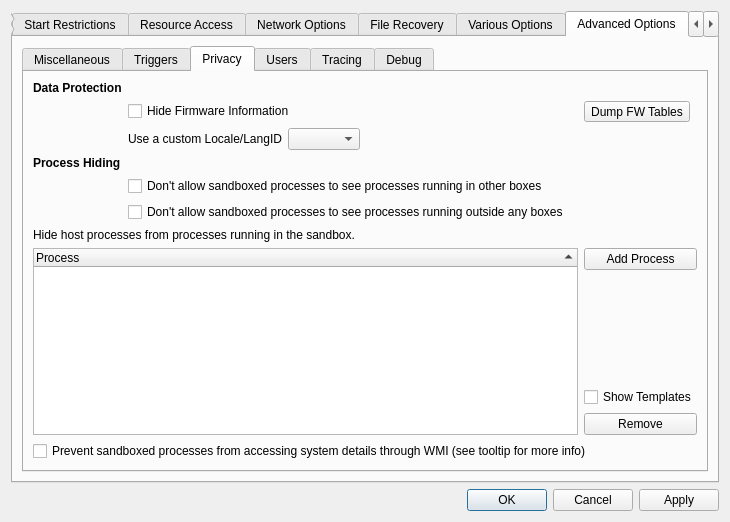
Above: SandboxiePlus/SandMan/Forms/OptionsWindow.ui from sandboxie-plus/Sandboxie before the change. Below: the same form after it.
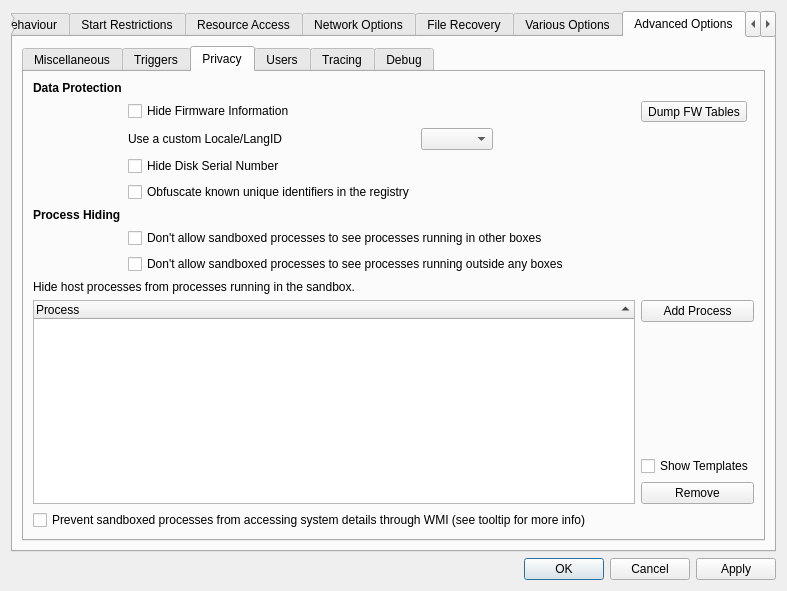
That is the form after the change. The open tabs and pages were chosen to show the change.

```diff
--- a/SandboxiePlus/SandMan/Forms/OptionsWindow.ui
+++ b/SandboxiePlus/SandMan/Forms/OptionsWindow.ui
@@ -6,8 +6,8 @@
    <rect>
     <x>0</x>
     <y>0</y>
-    <width>674</width>
-    <height>475</height>
+    <width>787</width>
+    <height>575</height>
    </rect>
   </property>
   <property name="sizePolicy">
@@ -45,7 +45,7 @@
         <enum>QTabWidget::North</enum>
        </property>
        <property name="currentIndex">
-        <number>1</number>
+        <number>10</number>
        </property>
        <widget class="QWidget" name="tabGeneral">
         <attribute name="title">
@@ -4767,7 +4767,21 @@
              <string>Privacy</string>
             </attribute>
             <layout class="QGridLayout" name="gridLayout_29">
-             <item row="1" column="1" colspan="3">
+             <item row="0" column="0">
+              <widget class="QLabel" name="lblPrivacyProtection">
+               <property name="font">
+                <font>
+                 <weight>75</weight>
+                 <bold>true</bold>
+                 <kerning>true</kerning>
+                </font>
+               </property>
+               <property name="text">
+                <string>Data Protection</string>
+               </property>
+              </widget>
+             </item>
+             <item row="1" column="1" colspan="2">
               <widget class="QCheckBox" name="chkHideFirmware">
                <property name="toolTip">
                 <string/>
@@ -4777,16 +4791,26 @@
                </property>
               </widget>
              </item>
-             <item row="7" column="0" colspan="4">
-              <widget class="QLabel" name="label_24">
+             <item row="1" column="4">
+              <widget class="QToolButton" name="btnDumpFW">
+               <property name="toolTip">
+                <string>Dump the current Firmware Tables to HKCU\System\SbieCustom</string>
+               </property>
                <property name="text">
-                <string>Hide host processes from processes running in the sandbox.</string>
+                <string>Dump FW Tables</string>
                </property>
-               <property name="wordWrap">
-                <bool>true</bool>
+              </widget>
+             </item>
+             <item row="2" column="1">
+              <widget class="QLabel" name="label_72">
+               <property name="text">
+                <string>Use a custom Locale/LangID</string>
                </property>
               </widget>
              </item>
+             <item row="2" column="2">
+              <widget class="QComboBox" name="cmbLangID"/>
+             </item>
              <item row="2" column="3">
               <spacer name="horizontalSpacer_24">
                <property name="orientation">
@@ -4800,41 +4824,21 @@
                </property>
               </spacer>
              </item>
-             <item row="12" column="0" colspan="5">
-              <widget class="QCheckBox" name="chkBlockWMI">
-               <property name="toolTip">
-                <string>Some programs read system details through WMI (a Windows built-in database) instead of normal ways. For example, &quot;tasklist.exe&quot; could get full processes list through accessing WMI, even if &quot;HideOtherBoxes&quot; is used. Enable this option to stop this behaviour.</string>
-               </property>
+             <item row="3" column="1">
+              <widget class="QCheckBox" name="chkHideSerial">
                <property name="text">
-                <string>Prevent sandboxed processes from accessing system details through WMI (see tooltip for more info)</string>
+                <string>Hide Disk Serial Number</string>
                </property>
               </widget>
              </item>
-             <item row="5" column="1" colspan="3">
-              <widget class="QCheckBox" name="chkHideNonSystemProcesses">
+             <item row="4" column="1">
+              <widget class="QCheckBox" name="chkHideUID">
                <property name="text">
-                <string>Don't allow sandboxed processes to see processes running outside any boxes</string>
+                <string>Obfuscate known unique identifiers in the registry</string>
                </property>
               </widget>
              </item>
-             <item row="8" column="0" rowspan="4" colspan="4">
-              <widget class="QTreeWidget" name="treeHideProc">
-               <property name="sortingEnabled">
-                <bool>true</bool>
-               </property>
-               <column>
-                <property name="text">
-                 <string>Process</string>
-                </property>
-               </column>
-               <column>
-                <property name="text">
-                 <string/>
-                </property>
-               </column>
-              </widget>
-             </item>
-             <item row="3" column="0">
+             <item row="5" column="0">
               <widget class="QLabel" name="lblProcessHiding">
                <property name="font">
                 <font>
@@ -4848,52 +4852,38 @@
                </property>
               </widget>
              </item>
-             <item row="8" column="4">
+             <item row="6" column="1" colspan="3">
+              <widget class="QCheckBox" name="chkHideOtherBoxes">
+               <property name="text">
+                <string>Don't allow sandboxed processes to see processes running in other boxes</string>
+               </property>
+              </widget>
+             </item>
+             <item row="7" column="1" colspan="3">
+              <widget class="QCheckBox" name="chkHideNonSystemProcesses">
+               <property name="text">
+                <string>Don't allow sandboxed processes to see processes running outside any boxes</string>
+               </property>
+              </widget>
+             </item>
+             <item row="8" column="0" colspan="4">
+              <widget class="QLabel" name="label_24">
+               <property name="text">
+                <string>Hide host processes from processes running in the sandbox.</string>
+               </property>
+               <property name="wordWrap">
+                <bool>true</bool>
+               </property>
+              </widget>
+             </item>
+             <item row="9" column="4">
               <widget class="QPushButton" name="btnAddProcess">
                <property name="text">
                 <string>Add Process</string>
                </property>
               </widget>
              </item>
-             <item row="2" column="1">
-              <widget class="QLabel" name="label_72">
-               <property name="text">
-                <string>Use a custom Locale/LangID</string>
-               </property>
-              </widget>
-             </item>
-             <item row="11" column="4">
-              <widget class="QPushButton" name="btnDelProcess">
-               <property name="text">
-                <string>Remove</string>
-               </property>
-              </widget>
-             </item>
-             <item row="0" column="0">
-              <widget class="QLabel" name="lblPrivacyProtection">
-               <property name="font">
-                <font>
-                 <weight>75</weight>
-                 <bold>true</bold>
-                 <kerning>true</kerning>
-                </font>
-               </property>
-               <property name="text">
-                <string>Data Protection</string>
-               </property>
-              </widget>
-             </item>
-             <item row="2" column="2">
-              <widget class="QComboBox" name="cmbLangID"/>
-             </item>
              <item row="10" column="4">
-              <widget class="QCheckBox" name="chkShowHiddenProcTmpl">
-               <property name="text">
-                <string>Show Templates</string>
-               </property>
-              </widget>
-             </item>
-             <item row="9" column="4">
               <spacer name="verticalSpacer_16">
                <property name="orientation">
                 <enum>Qt::Vertical</enum>
@@ -4906,23 +4896,53 @@
                </property>
               </spacer>
              </item>
-             <item row="4" column="1" colspan="3">
-              <widget class="QCheckBox" name="chkHideOtherBoxes">
+             <item row="11" column="4">
+              <widget class="QCheckBox" name="chkShowHiddenProcTmpl">
                <property name="text">
-                <string>Don't allow sandboxed processes to see processes running in other boxes</string>
+                <string>Show Templates</string>
                </property>
               </widget>
              </item>
-             <item row="1" column="4">
-              <widget class="QToolButton" name="btnDumpFW">
+             <item row="12" column="4">
+              <widget class="QPushButton" name="btnDelProcess">
+               <property name="text">
+                <string>Remove</string>
+               </property>
+              </widget>
+             </item>
+             <item row="13" column="0" colspan="4">
+              <widget class="QCheckBox" name="chkBlockWMI">
                <property name="toolTip">
-                <string>Dump the current Firmware Tables to HKCU\System\SbieCustom</string>
+                <string>Some programs read system details through WMI (a Windows built-in database) instead of normal ways. For example, &quot;tasklist.exe&quot; could get full processes list through accessing WMI, even if &quot;HideOtherBoxes&quot; is used. Enable this option to stop this behaviour.</string>
                </property>
                <property name="text">
-                <string>Dump FW Tables</string>
+                <string>Prevent sandboxed processes from accessing system details through WMI (see tooltip for more info)</string>
                </property>
               </widget>
              </item>
+             <item row="9" column="0" rowspan="4" colspan="4">
+              <widget class="QTreeWidget" name="treeHideProc">
+               <property name="minimumSize">
+                <size>
+                 <width>258</width>
+                 <height>200</height>
+                </size>
+               </property>
+               <property name="sortingEnabled">
+                <bool>true</bool>
+               </property>
+               <column>
+                <property name="text">
+                 <string>Process</string>
+                </property>
+               </column>
+               <column>
+                <property name="text">
+                 <string/>
+                </property>
+               </column>
+              </widget>
+             </item>
             </layout>
            </widget>
            <widget class="QWidget" name="tabUsers">
@@ -5236,8 +5256,8 @@
                  <rect>
                   <x>0</x>
                   <y>0</y>
-                  <width>98</width>
-                  <height>28</height>
+                  <width>75</width>
+                  <height>16</height>
                  </rect>
                 </property>
                 <layout class="QGridLayout" name="dbgLayout">
```
